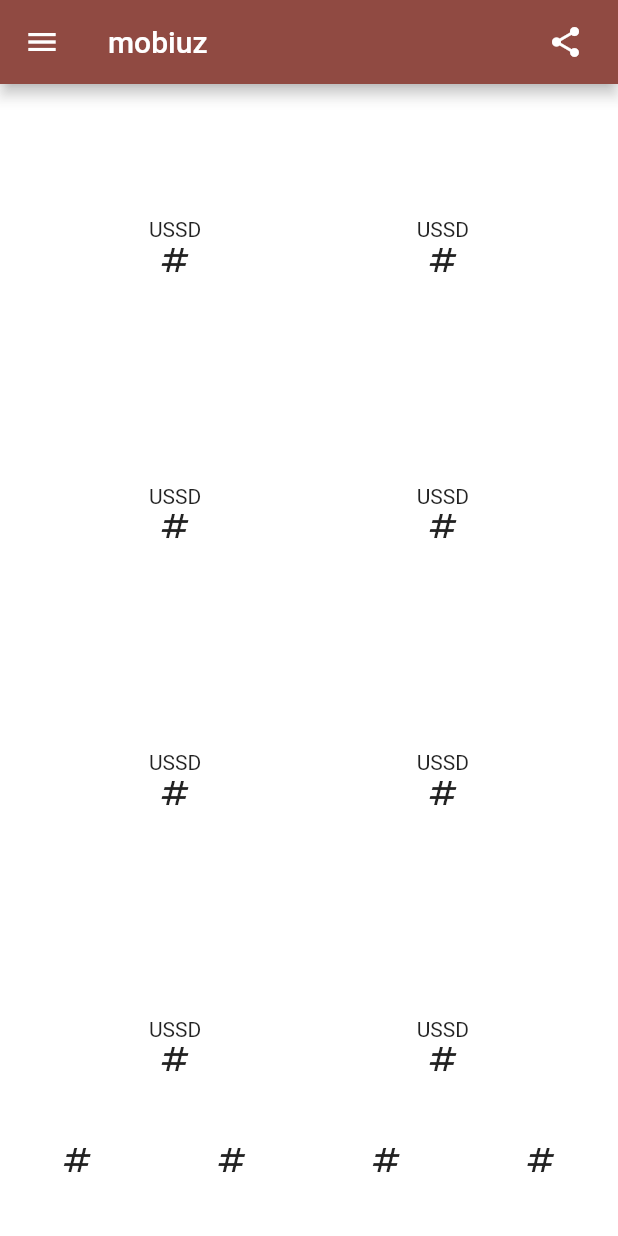
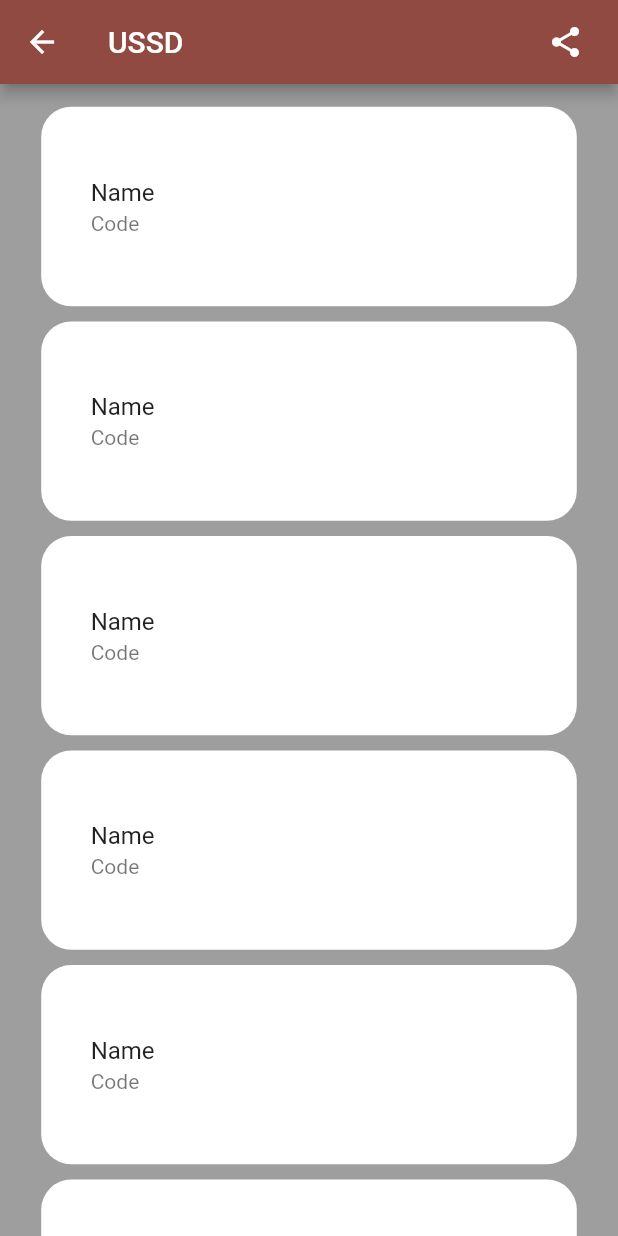
Before and after one commit to SayfiddinovJ/USSD_codes, a Flutter app: the screen it shows after launch, after a tap on "USSD", on a phone screen of 412 x 824 dp. Run offline on Flutter 3.47's test engine with Material 2 defaults, Android fonts, the phone set to English and light mode, and no system bars; our stand-ins replace flutter_screenutil.

Commit message:
added tab bar

```diff
--- /dev/null
+++ b/lib/fourth/fourth_screen.dart
@@ -0,0 +1,12 @@
+import 'package:flutter/material.dart';
+
+class FourthScreen extends StatelessWidget {
+  const FourthScreen({super.key});
+
+  @override
+  Widget build(BuildContext context) {
+    return Scaffold(
+      body: Center(child: Text('Fourth'),),
+    );
+  }
+}
--- a/lib/main.dart
+++ b/lib/main.dart
@@ -1,8 +1,9 @@
 import 'package:flutter/material.dart';
 import 'package:flutter_screenutil/flutter_screenutil.dart';
-import 'package:mobiuz/splash_screen/splash_screen.dart';
+import 'package:mobiuz/splash/splash_screen.dart';
 
 void main() {
+  WidgetsFlutterBinding.ensureInitialized();
   runApp(const MyApp());
 }
 
--- a/lib/main_screen/main_screen.dart
+++ b/lib/main/main_screen.dart
@@ -1,7 +1,9 @@
 import 'package:flutter/material.dart';
 import 'package:flutter_screenutil/flutter_screenutil.dart';
-import 'package:mobiuz/main_screen/widgets/button_bar.dart';
-import 'package:mobiuz/main_screen/widgets/containers.dart';
+import 'package:mobiuz/main/widgets/containers.dart';
+
+import '../ussd/ussd_screen.dart';
+
 class MainScreen extends StatefulWidget {
   const MainScreen({super.key});
 
@@ -13,7 +15,7 @@ class _MainScreenState extends State<MainScreen> {
   @override
   Widget build(BuildContext context) {
     return Scaffold(
-      backgroundColor: Colors.white70,
+      backgroundColor: Colors.grey,
       drawer: const Drawer(backgroundColor: Colors.red,),
       appBar: AppBar(
         title: const Text('mobiuz'),
@@ -24,17 +26,21 @@ class _MainScreenState extends State<MainScreen> {
       ),
       body: Column(
         children: [
-          SizedBox(height: 25.h,),
           Expanded(
               child: Padding(
                 padding: EdgeInsets.symmetric(horizontal: 30.w),
                 child: GridView.count(
+                  padding: EdgeInsets.symmetric(vertical: 10.h),
                   physics: const BouncingScrollPhysics(),
                   crossAxisCount: 2,
                   crossAxisSpacing: 10.w,
                   mainAxisSpacing: 10.h,
                   children: [
-                    Containers(name: 'USSD', icon: Icons.numbers,onTap: (){},),
+                    Containers(name: 'USSD', icon: Icons.numbers,onTap: (){
+                      setState(() {
+                        _navigate(context);
+                      });
+                    },),
                     Containers(name: 'USSD', icon: Icons.numbers,onTap: (){},),
                     Containers(name: 'USSD', icon: Icons.numbers,onTap: (){},),
                     Containers(name: 'USSD', icon: Icons.numbers,onTap: (){},),
@@ -46,9 +52,13 @@ class _MainScreenState extends State<MainScreen> {
                 ),
               ),
           ),
-          const MyButtonBar(),
         ],
       ),
     );
   }
+  _navigate(BuildContext context){
+    Navigator.push(context, MaterialPageRoute(builder: (context){
+      return const USSDScreen();
+    }));
+  }
 }
--- a/lib/main_screen/widgets/containers.dart
+++ b/lib/main/widgets/containers.dart
@@ -1,4 +1,5 @@
 import 'package:flutter/material.dart';
+// ignore: must_be_immutable
 class Containers extends StatefulWidget {
   Containers({
     super.key,
@@ -16,12 +17,19 @@ class Containers extends StatefulWidget {
 class _ContainersState extends State<Containers> {
   @override
   Widget build(BuildContext context) {
-    return GestureDetector(
-      onTap: widget.onTap,
-      child: Container(
-        decoration: BoxDecoration(
-          color: Colors.white,
-          borderRadius: BorderRadius.circular(25),
+    return Container(
+      decoration: BoxDecoration(
+        color: Colors.white,
+        borderRadius: BorderRadius.circular(25),
+      ),
+      child: TextButton(
+        onPressed: widget.onTap,
+        style: ButtonStyle(
+          shape: MaterialStateProperty.all<RoundedRectangleBorder>(
+            RoundedRectangleBorder(
+              borderRadius: BorderRadius.circular(25),
+            ),
+          ),
         ),
         child: Column(
           children: [
--- a/lib/main_screen/widgets/button_bar.dart
+++ /dev/null
@@ -1,36 +0,0 @@
-import 'package:flutter/material.dart';
-import 'package:flutter_screenutil/flutter_screenutil.dart';
-class MyButtonBar extends StatefulWidget {
-  const MyButtonBar({super.key});
-
-  @override
-  State<MyButtonBar> createState() => _MyButtonBarState();
-}
-
-class _MyButtonBarState extends State<MyButtonBar> {
-  @override
-  Widget build(BuildContext context) {
-    double height = MediaQuery.of(context).size.height;
-    double width = MediaQuery.of(context).size.width;
-    return Container(
-      height: 100.h,
-      decoration: const BoxDecoration(
-        color: Colors.white,
-        borderRadius: BorderRadius.only(topLeft: Radius.circular(28),topRight: Radius.circular(28))
-      ),
-      child: Row(
-        mainAxisAlignment: height>width ? MainAxisAlignment.spaceAround : MainAxisAlignment.spaceEvenly,
-        children: [
-          IconButton(
-              onPressed: (){}, icon: const Icon(Icons.numbers)),
-          IconButton(
-              onPressed: (){}, icon: const Icon(Icons.numbers)),
-          IconButton(
-              onPressed: (){}, icon: const Icon(Icons.numbers)),
-          IconButton(
-              onPressed: (){}, icon: const Icon(Icons.numbers)),
-        ],
-      ),
-    );
-  }
-}
--- /dev/null
+++ b/lib/models/ussd.dart
@@ -0,0 +1,3 @@
+class MyList{
+  static List<List> a = [['name','code'],['name','code']];
+}
--- /dev/null
+++ b/lib/second/second_screen.dart
@@ -0,0 +1,12 @@
+import 'package:flutter/material.dart';
+
+class SecondScreen extends StatelessWidget {
+  const SecondScreen({super.key});
+
+  @override
+  Widget build(BuildContext context) {
+    return Scaffold(
+      body: Center(child: Text('Second'),),
+    );
+  }
+}
--- a/lib/splash_screen/splash_screen.dart
+++ b/lib/splash/splash_screen.dart
@@ -1,5 +1,6 @@
 import 'package:flutter/material.dart';
-import 'package:mobiuz/main_screen/main_screen.dart';
+import 'package:mobiuz/tab_bar.dart';
+
 class SplashScreen extends StatefulWidget {
   const SplashScreen({super.key});
 
@@ -24,7 +25,7 @@ class _SplashScreenState extends State<SplashScreen> {
   _navigate(BuildContext context){
     Future.delayed(const Duration(seconds: 3),(){
       Navigator.pushReplacement(context, MaterialPageRoute(builder: (context){
-        return MainScreen();
+        return TabBox();
       }));
     });
   }
--- /dev/null
+++ b/lib/tab_bar.dart
@@ -0,0 +1,63 @@
+import 'package:flutter/material.dart';
+import 'package:mobiuz/fourth/fourth_screen.dart';
+import 'package:mobiuz/main/main_screen.dart';
+import 'package:mobiuz/second/second_screen.dart';
+import 'package:mobiuz/third/third_screen.dart';
+
+class TabBox extends StatefulWidget {
+  const TabBox({Key? key}) : super(key: key);
+
+  @override
+  State<TabBox> createState() => _TabBoxState();
+}
+
+
+class _TabBoxState extends State<TabBox> {
+
+
+List<Widget> screens = [];
+int tapIndex = 0;
+@override
+  void initState() {
+  screens.add(const MainScreen());
+  screens.add(const SecondScreen());
+  screens.add(const ThirdScreen());
+  screens.add(const FourthScreen());
+    super.initState();
+  }
+  @override
+  Widget build(BuildContext context) {
+    return Scaffold(
+      body: screens[tapIndex],
+      bottomNavigationBar: BottomNavigationBar(
+        elevation: 0,
+        backgroundColor: Colors.white,
+        type: BottomNavigationBarType.fixed,
+        unselectedItemColor: const Color(0xFF202D41).withOpacity(0.4),
+        selectedItemColor: const Color(0xFF2563EB),
+        currentIndex: tapIndex,
+        onTap: (value){
+          setState(() {
+          tapIndex = value;
+          });
+        },
+        items: [
+          getBottomNavItem(icon: Icons.numbers, label: 'First'),
+          getBottomNavItem(icon: Icons.numbers, label: 'Second'),
+          getBottomNavItem(icon: Icons.numbers, label: 'Third'),
+          getBottomNavItem(icon: Icons.numbers, label: 'Fourth'),
+        ],
+      ),
+    );
+  }
+BottomNavigationBarItem getBottomNavItem({
+  required IconData icon,
+  required String label,
+}) {
+  return BottomNavigationBarItem(
+    activeIcon: Icon(icon),
+    icon: Icon(icon),
+    label: label,
+  );
+}
+}
--- /dev/null
+++ b/lib/third/third_screen.dart
@@ -0,0 +1,12 @@
+import 'package:flutter/material.dart';
+
+class ThirdScreen extends StatelessWidget {
+  const ThirdScreen({super.key});
+
+  @override
+  Widget build(BuildContext context) {
+    return Scaffold(
+      body: Center(child: Text('Third'),),
+    );
+  }
+}
--- /dev/null
+++ b/lib/ussd/ussd_screen.dart
@@ -0,0 +1,47 @@
+import 'package:flutter/material.dart';
+import 'package:flutter_screenutil/flutter_screenutil.dart';
+import 'package:mobiuz/ussd/widgets/list_view.dart';
+
+class USSDScreen extends StatefulWidget {
+  const USSDScreen({super.key});
+
+  @override
+  State<USSDScreen> createState() => _USSDScreenState();
+}
+
+class _USSDScreenState extends State<USSDScreen> {
+  @override
+  Widget build(BuildContext context) {
+    return Scaffold(
+      backgroundColor: Colors.grey,
+      appBar: AppBar(
+        leading: IconButton(
+          onPressed: (){setState(() {
+            Navigator.pop(context);
+          });},
+          icon: const Icon(Icons.arrow_back),
+        ),
+        title: const Text('USSD'),
+        actions: [
+          IconButton(
+            onPressed: (){},
+            icon: const Icon(Icons.share),),
+          SizedBox(width: 10.w,),
+        ],
+      ),
+      body: Column(
+        children: [
+          Expanded(
+              child: ListView(
+                padding: EdgeInsets.symmetric(horizontal: 25.w,vertical: 10.h),
+                physics: const BouncingScrollPhysics(),
+                children: [
+                  ...List.generate(10, (index) => MyListView()),
+                ],
+              ),
+          ),
+        ],
+      ),
+    );
+  }
+}
--- /dev/null
+++ b/lib/ussd/widgets/list_view.dart
@@ -0,0 +1,29 @@
+import 'package:flutter/material.dart';
+import 'package:flutter_screenutil/flutter_screenutil.dart';
+class MyListView extends StatefulWidget {
+  const MyListView({super.key});
+
+  @override
+  State<MyListView> createState() => _MyListViewState();
+}
+
+class _MyListViewState extends State<MyListView> {
+  @override
+  Widget build(BuildContext context) {
+    return Padding(
+      padding: EdgeInsets.symmetric(vertical: 5.h),
+      child: Container(
+        decoration: BoxDecoration(
+          color: Colors.white,
+          borderRadius: BorderRadius.circular(20)
+        ),
+        child: ListTile(
+          onTap: (){},
+          contentPadding: EdgeInsets.symmetric(vertical: 30.h,horizontal: 30.w),
+          title: const Text('Name'),
+          subtitle: const Text('Code'),
+        )
+      ),
+    );
+  }
+}
```
